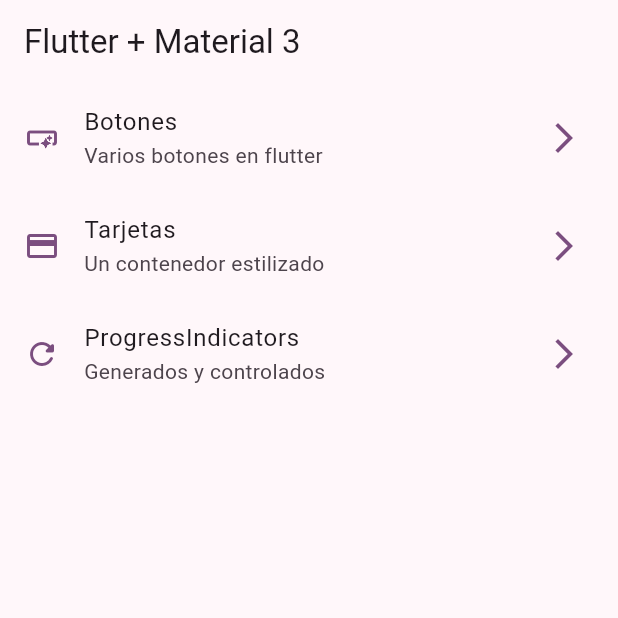
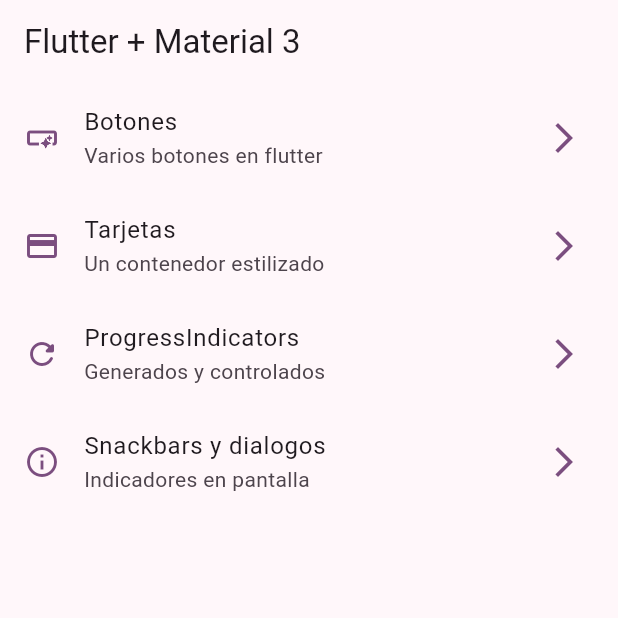
Before and after one commit to doggbmx/widgets_app, a Flutter app: the screen it shows after launch, on a phone screen of 412 x 824 dp, the top half of it. Run offline on Flutter 3.47's test engine with Material 2 defaults, Android fonts, the phone set to English and light mode, and no system bars; our stand-ins replace go_router.

Commit message:
add snackbar menu item

```diff
--- a/lib/config/menu/menu_items.dart
+++ b/lib/config/menu/menu_items.dart
@@ -33,4 +33,10 @@ const appMenuItems = <MenuItem>[
     link: '/progress',
     icon: Icons.refresh_rounded,
   ),
+  MenuItem(
+    title: 'Snackbars y dialogos',
+    subTitle: 'Indicadores en pantalla',
+    link: '/snackbars',
+    icon: Icons.info_outline,
+  ),
 ];
```
